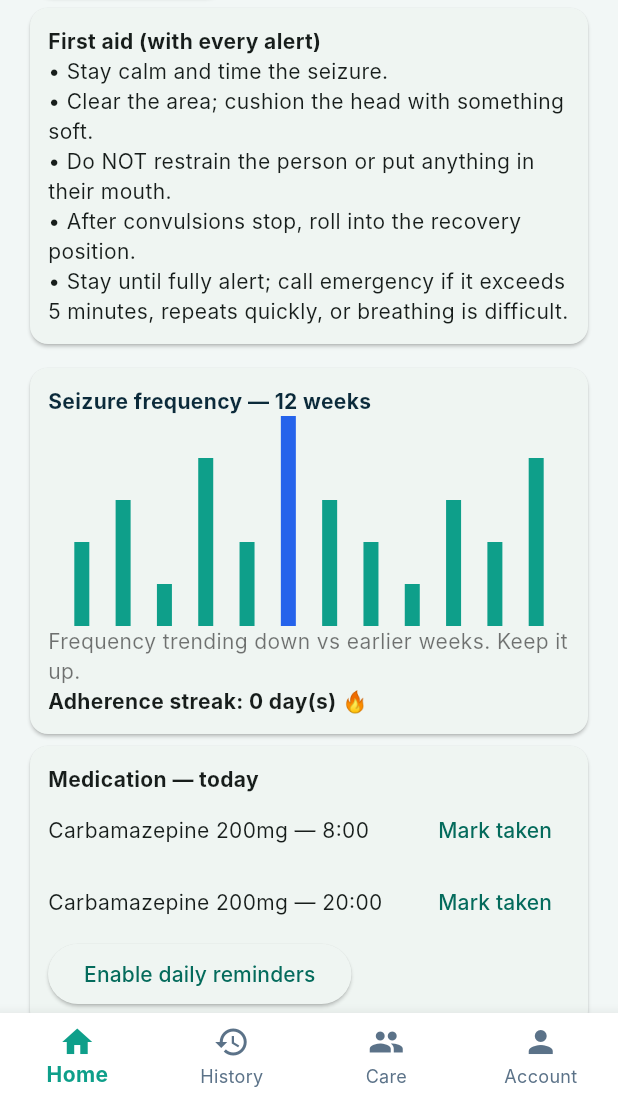
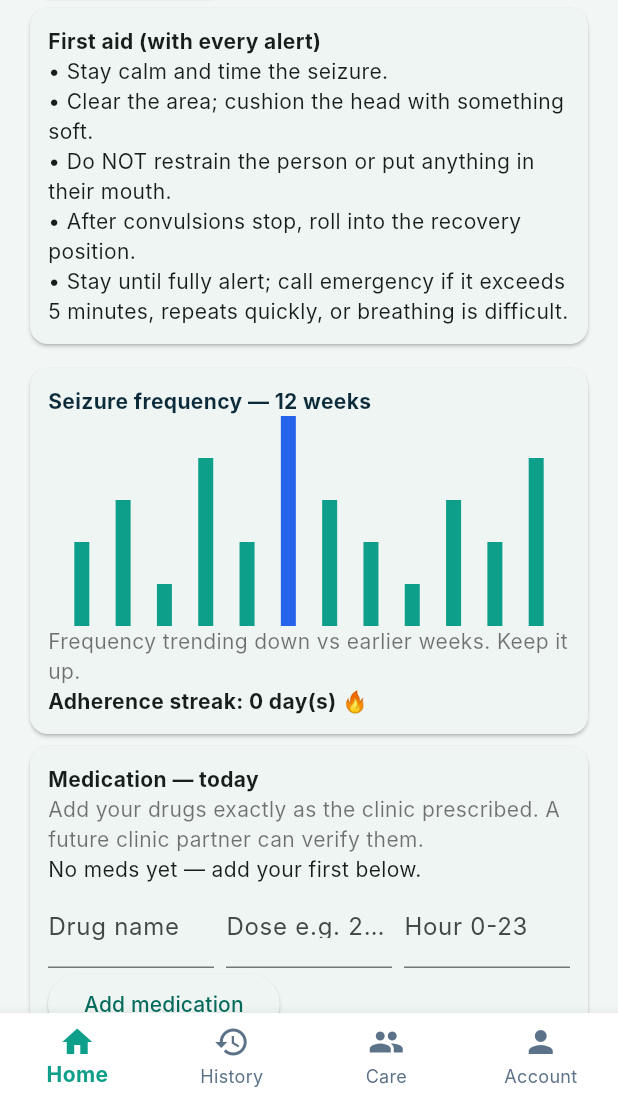
Before and after one commit to Spicyj-1/Guardian-Angel, a Flutter app: the screen it shows after launch, scrolled down 568 dp, on a phone screen of 412 x 824 dp, the part 136-1236 px from its top. Run offline on Flutter 3.47's test engine with Material 3 defaults, Android fonts, the phone set to English and light mode, and no system bars; drawn by our look-alikes of fl_chart; our stand-ins replace drift, firebase_auth, flutter_local_notifications, geolocator, sensors_plus, timezone; missing offline and left inert: tflite_flutter; accounts and stored records are empty; generated files the repository leaves out were written again; Roboto replaces fonts that are missing (Inter).

Commit message:
Patient meds self-entry: add form, history, source/verified schema, drop demo seeds

```diff
--- a/app/lib/data/db.dart
+++ b/app/lib/data/db.dart
@@ -22,6 +22,10 @@ class Medications extends Table {
   DateTimeColumn get dueAt => dateTime()();
   BoolColumn get taken => boolean().withDefault(const Constant(false))();
   IntColumn get streakDays => integer().withDefault(const Constant(0))();
+  // Entry source: 'self' (patient-typed, today's path) or 'clinic'
+  // (partner-pushed, verified). See PRD medication workflow note.
+  TextColumn get source => text().withDefault(const Constant('self'))();
+  BoolColumn get verified => boolean().withDefault(const Constant(false))();
   BoolColumn get pendingSync => boolean().withDefault(const Constant(true))();
 }
 
--- a/app/lib/data/drift_repository.dart
+++ b/app/lib/data/drift_repository.dart
@@ -58,6 +58,18 @@ class DriftMedsStore implements MedsStore {
 
   Future<void> refresh() async => _cache = await db.dueMeds();
 
+  @override
+  Future<void> addDose(MedDose dose) async {
+    await db.into(db.medications).insert(store.MedicationsCompanion(
+          name: Value(dose.name),
+          dose: Value(dose.dose),
+          dueAt: Value(dose.dueAt),
+          source: Value(dose.source),
+          verified: Value(dose.verified),
+        ));
+    await refresh();
+  }
+
   static DateTime _day(DateTime d) => DateTime(d.year, d.month, d.day);
 
   @override
@@ -77,8 +89,20 @@ class DriftMedsStore implements MedsStore {
   @override
   List<MedDose> today() => _cache
       .map((d) => MedDose(
-          name: d.name, dose: d.dose, dueAt: d.dueAt, taken: d.taken))
+          name: d.name,
+          dose: d.dose,
+          dueAt: d.dueAt,
+          taken: d.taken,
+          source: d.source,
+          verified: d.verified))
       .toList();
+
+  @override
+  List<MedDose> history() {
+    final taken = today().where((d) => d.taken).toList()
+      ..sort((a, b) => b.dueAt.compareTo(a.dueAt));
+    return taken;
+  }
 
   @override
   Set<DateTime> takenEvenings() => _cache
--- a/app/lib/data/repository.dart
+++ b/app/lib/data/repository.dart
@@ -23,11 +23,15 @@ class MedDose {
   final String dose;
   final DateTime dueAt;
   bool taken;
+  final String source; // 'self' | 'clinic'
+  final bool verified;
   MedDose({
     required this.name,
     required this.dose,
     required this.dueAt,
     this.taken = false,
+    this.source = 'self',
+    this.verified = false,
   });
 }
 
@@ -37,11 +41,14 @@ abstract class SeizureLog {
 }
 
 abstract class MedsStore {
+  Future<void> addDose(MedDose dose);
   Future<void> markTaken(String name, DateTime dueAt);
   bool taken(String name, DateTime dueAt);
   List<MedDose> today();
   /// Evenings (date-only) with a taken dose. Source of truth for streaks.
   Set<DateTime> takenEvenings();
+  /// Full taken history, newest first (patient's medication record).
+  List<MedDose> history();
 }
 
 class InMemorySeizureLog implements SeizureLog {
@@ -54,10 +61,8 @@ class InMemorySeizureLog implements SeizureLog {
 }
 
 class InMemoryMedsStore implements MedsStore {
-  final List<MedDose> _doses = [
-    MedDose(name: 'Carbamazepine', dose: '200mg', dueAt: _todayAt(8)),
-    MedDose(name: 'Carbamazepine', dose: '200mg', dueAt: _todayAt(20)),
-  ];
+  // No demo seeds: the patient adds their own meds as prescribed.
+  final List<MedDose> _doses = [];
   final Set<DateTime> _evenings = {};
   static DateTime _todayAt(int hour) {
     final n = DateTime.now();
@@ -65,6 +70,9 @@ class InMemoryMedsStore implements MedsStore {
   }
 
   static DateTime _day(DateTime d) => DateTime(d.year, d.month, d.day);
+
+  @override
+  Future<void> addDose(MedDose dose) async => _doses.add(dose);
 
   @override
   Future<void> markTaken(String name, DateTime dueAt) async {
@@ -83,4 +91,12 @@ class InMemoryMedsStore implements MedsStore {
 
   @override
   Set<DateTime> takenEvenings() => Set.unmodifiable(_evenings);
+
+  @override
+  List<MedDose> history() {
+    final taken =
+        _doses.where((d) => d.taken).toList()
+          ..sort((a, b) => b.dueAt.compareTo(a.dueAt));
+    return List.unmodifiable(taken);
+  }
 }
--- a/app/lib/main.dart
+++ b/app/lib/main.dart
@@ -64,6 +64,10 @@ class _HomeScreenState extends State<HomeScreen> {
   final TextEditingController _inviteCtrl = TextEditingController();
   final TextEditingController _latCtrl = TextEditingController();
   final TextEditingController _lngCtrl = TextEditingController();
+  final TextEditingController _medName = TextEditingController();
+  final TextEditingController _medDose = TextEditingController();
+  final TextEditingController _medHour = TextEditingController();
+  bool _showMedHistory = false;
   String? _inviteError;
   String? _fallback;
 
@@ -374,11 +378,16 @@ class _HomeScreenState extends State<HomeScreen> {
           children: [
             const Text('Medication — today',
                 style: TextStyle(fontWeight: FontWeight.bold)),
+            const Text(
+                'Add your drugs exactly as the clinic prescribed. A future clinic partner can verify them.',
+                style: TextStyle(color: Colors.black54)),
+            if (doses.isEmpty)
+              const Text('No meds yet — add your first below.'),
             for (final d in doses)
               Row(children: [
                 Expanded(
                     child: Text(
-                        '${d.name} ${d.dose} — ${d.dueAt.hour}:00 ${d.taken ? '✓' : ''}')),
+                        '${d.name} ${d.dose} — ${d.dueAt.hour}:00 ${d.taken ? '✓' : ''}${d.verified ? ' (verified)' : ''}')),
                 TextButton(
                   onPressed: d.taken
                       ? null
@@ -386,6 +395,69 @@ class _HomeScreenState extends State<HomeScreen> {
                   child: const Text('Mark taken'),
                 ),
               ]),
+            Row(children: [
+              Expanded(
+                child: TextField(
+                  controller: _medName,
+                  decoration:
+                      const InputDecoration(labelText: 'Drug name'),
+                ),
+              ),
+              const SizedBox(width: 8),
+              Expanded(
+                child: TextField(
+                  controller: _medDose,
+                  decoration:
+                      const InputDecoration(labelText: 'Dose e.g. 200mg'),
+                ),
+              ),
+              const SizedBox(width: 8),
+              Expanded(
+                child: TextField(
+                  controller: _medHour,
+                  keyboardType: TextInputType.number,
+                  decoration:
+                      const InputDecoration(labelText: 'Hour 0-23'),
+                ),
+              ),
+            ]),
+            ElevatedButton(
+              onPressed: () async {
+                final hour = int.tryParse(_medHour.text.trim());
+                if (_medName.text.trim().isEmpty || hour == null) return;
+                final n = DateTime.now();
+                await _meds.addDose(MedDose(
+                  name: _medName.text.trim(),
+                  dose: _medDose.text.trim(),
+                  dueAt: DateTime(
+                      n.year, n.month, n.day, hour.clamp(0, 23)),
+                ));
+                _medName.clear();
+                _medDose.clear();
+                _medHour.clear();
+                if (mounted) setState(() {});
+              },
+              child: const Text('Add medication'),
+            ),
+            Builder(builder: (context) {
+              final hist = _meds.history();
+              return Column(
+                crossAxisAlignment: CrossAxisAlignment.start,
+                children: [
+                  TextButton(
+                    onPressed: () => setState(
+                        () => _showMedHistory = !_showMedHistory),
+                    child: Text(_showMedHistory
+                        ? 'Hide medication history'
+                        : 'Medication history (${hist.length})'),
+                  ),
+                  if (_showMedHistory)
+                    for (final h in hist.take(20))
+                      Text(
+                          '${h.dueAt.year}-${h.dueAt.month}-${h.dueAt.day} ${h.dueAt.hour}:00 — ${h.name} ${h.dose} ✓'),
+                ],
+              );
+            }),
             Row(children: [
               ElevatedButton(
                 onPressed: _remindersOn
```
